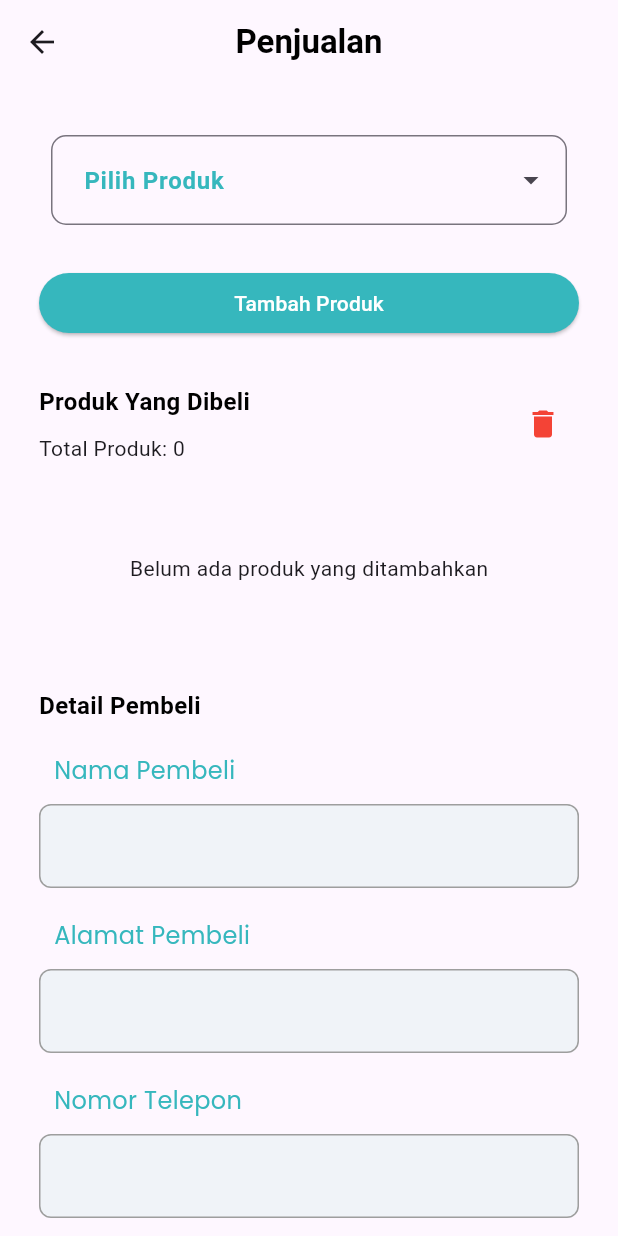
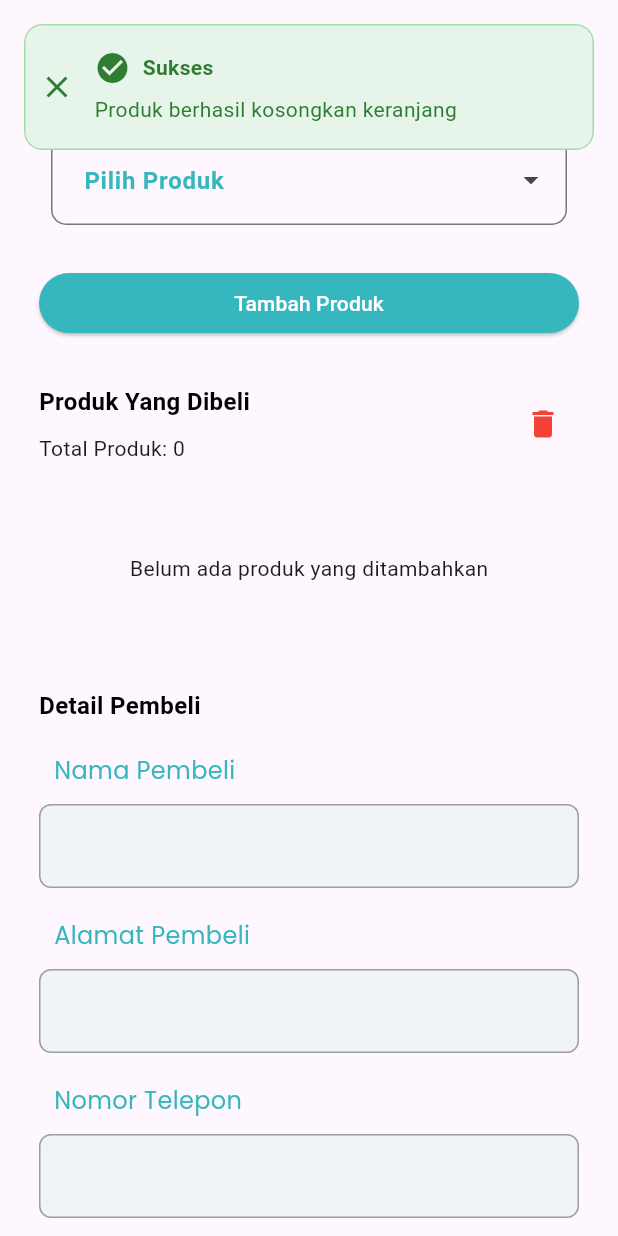
Before and after one commit to bioniclx/bionic, a Flutter app: the SalesView screen opened directly with empty values, after a tap on the "delete" icon, on a phone screen of 412 x 824 dp. Run offline on Flutter 3.47's test engine with Material 3 defaults, Android fonts, the phone set to English and light mode, and no system bars; drawn by our look-alikes of dropdown_search; our stand-ins replace cached_network_image, cloud_firestore, firebase_auth, firebase_core, firebase_storage, get and 2 more; missing offline and left inert: firebase_cloud_firestore; accounts and stored records are empty; statements that could not run were skipped.

Commit message:
- Fix the tap issue multiple times - Fix permissions for BTN addproduct

```diff
--- a/lib/app/components/custom_list.dart
+++ b/lib/app/components/custom_list.dart
@@ -62,7 +62,9 @@ class CustomListItem extends StatelessWidget {
                   crossAxisAlignment: CrossAxisAlignment.start,
                   children: [
                     CustomText(
-                      text: itemName,
+                      text: itemName.length > 20
+                          ? '${itemName.substring(0, 20)}...'
+                          : itemName,
                       textSize: 20,
                       textColor: Colors.black,
                       textWeight: FontWeight.w500,
--- a/lib/app/modules/add_product/controllers/add_product_controller.dart
+++ b/lib/app/modules/add_product/controllers/add_product_controller.dart
@@ -16,6 +16,7 @@ class AddProductController extends GetxController {
 
   //Image picker setup
   var image = XFile("").obs;
+  var isLoading = false.obs;
 
   //Inisialisasi firebase
   final FirebaseAuth auth = FirebaseAuth.instance;
@@ -82,6 +83,7 @@ class AddProductController extends GetxController {
     }
     final uid = auth.currentUser!.uid;
     try {
+      isLoading.value = true;
       String imageUrl = await uploadFile(image);
       String dateNow = DateTime.now().toString();
       final refDoc = ref.doc();
@@ -100,6 +102,8 @@ class AddProductController extends GetxController {
       showSuccessSnackbar('Berhasil', 'Produk berhasil ditambahkan');
     } catch (e) {
       showErrorSnackbar('Gagal', 'Terjadi kesalahan : $e');
+    } finally {
+      isLoading.value = false;
     }
   }
 
--- a/lib/app/modules/catalog_product/views/catalog_product_view.dart
+++ b/lib/app/modules/catalog_product/views/catalog_product_view.dart
@@ -138,7 +138,12 @@ class CatalogProductView extends GetView<CatalogProductController> {
       floatingActionButton: FloatingActionButton(
         backgroundColor: primary,
         onPressed: () {
-          Get.toNamed(Routes.ADD_PRODUCT);
+          if (checkUserRole(controller.homeController.roleUser.value)) {
+            Get.toNamed(Routes.ADD_PRODUCT);
+          } else {
+            showErrorSnackbar(
+                'Error', 'Kamu tidak memiliki akses untuk menambahkan produk');
+          }
         },
         child: const Icon(
           Icons.add,
--- a/lib/app/modules/sales/views/sales_view.dart
+++ b/lib/app/modules/sales/views/sales_view.dart
@@ -76,7 +76,7 @@ class SalesView extends GetView<SalesController> {
                                 color: primary,
                               ),
                             ),
-                            contentPadding: EdgeInsets.symmetric(
+                            contentPadding: const EdgeInsets.symmetric(
                                 vertical: 18, horizontal: 18),
                             hintText: "Pilih Produk",
                             hintStyle: const TextStyle(
@@ -135,6 +135,8 @@ class SalesView extends GetView<SalesController> {
                           icon: const Icon(Icons.delete, color: Colors.red),
                           onPressed: () {
                             controller.clearAllProduct();
+                            showSuccessSnackbar("Sukses",
+                                "Produk berhasil kosongkan keranjang");
                           },
                         ),
                       ],
@@ -145,10 +147,10 @@ class SalesView extends GetView<SalesController> {
                     LayoutBuilder(builder: (context, constraints) {
                       return Obx(() {
                         if (controller.cartProducts.isEmpty) {
-                          return Padding(
-                            padding: const EdgeInsets.symmetric(
+                          return const Padding(
+                            padding: EdgeInsets.symmetric(
                                 vertical: spaceLarge, horizontal: spaceMedium),
-                            child: const Center(
+                            child: Center(
                               child: Text('Belum ada produk yang ditambahkan'),
                             ),
                           );
@@ -157,7 +159,7 @@ class SalesView extends GetView<SalesController> {
                             if (controller.cartProducts.length < 3) {
                               return ListView.builder(
                                 shrinkWrap: true,
-                                physics: NeverScrollableScrollPhysics(),
+                                physics: const NeverScrollableScrollPhysics(),
                                 itemCount: controller.cartProducts.length,
                                 itemBuilder: (context, index) {
                                   var product = controller.cartProducts[index];
@@ -293,9 +295,11 @@ class SalesView extends GetView<SalesController> {
                               return CustomButton(
                                 buttonText: 'Simpan Penjualan',
                                 buttonWidth: 1,
-                                onTap: () {
-                                  controller.storeSale();
-                                },
+                                onTap: controller.isLoading.value
+                                    ? null
+                                    : () {
+                                        controller.storeSale();
+                                      },
                               );
                             }
                           }),
```
Also changed, not shown: lib/app/modules/add_product/views/add_product_view.dart (+11 -5 lines), lib/app/modules/report_sales/views/report_sales_view.dart (+6 -2 lines), lib/app/modules/sales/controllers/sales_controller.dart (+10 -7 lines).
